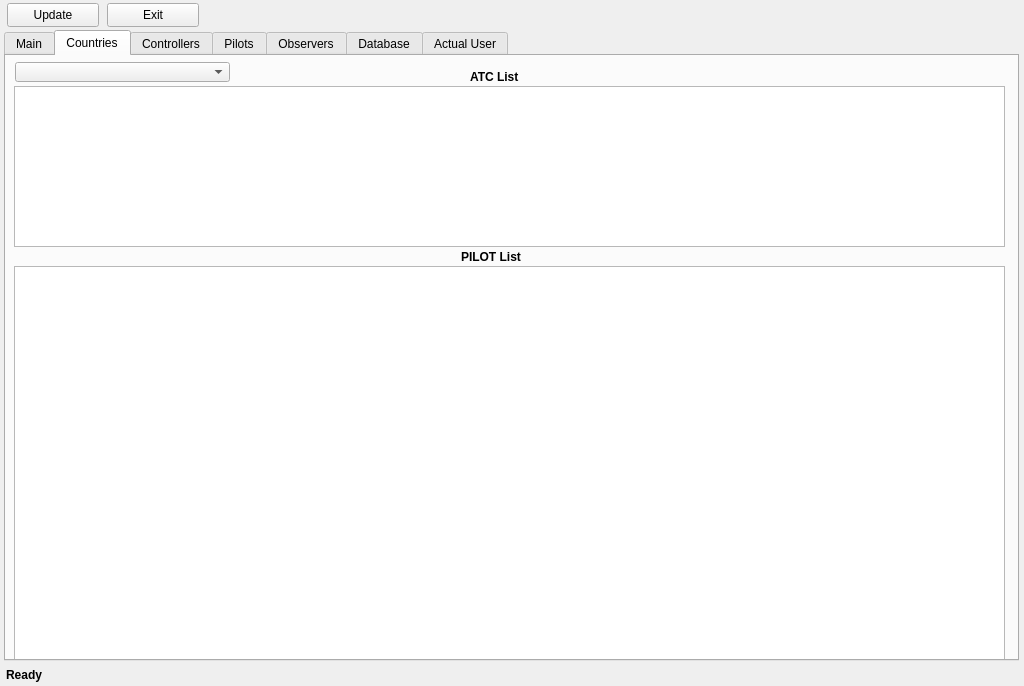
Above: QtUI/MainWindow_UI.ui from emper0r/IVAO-status before the change. Below: the same form after it.
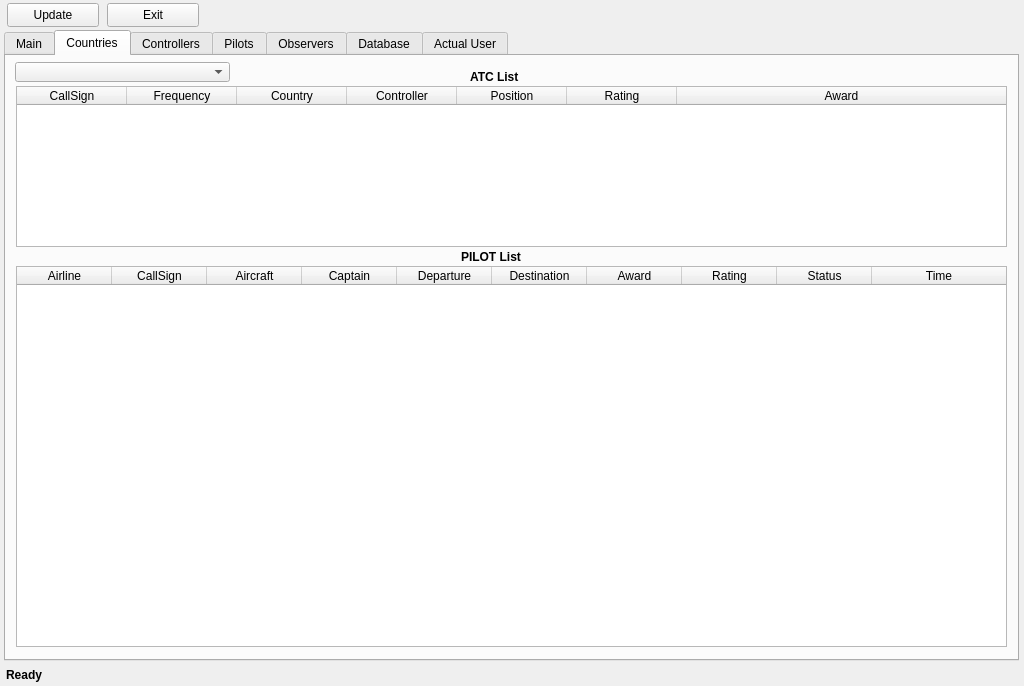
That is the form after the change. The open tabs and pages were chosen to show the change.

Commit message:
* Preparing UI Tab for search by countries
	+ Setting TabWidgetCountry for search
	+ Setting columns for new column 'award'
	+ Fixing size to not maximize apps

Diff of the .ui file:
```diff
--- a/QtUI/MainWindow_UI.ui
+++ b/QtUI/MainWindow_UI.ui
@@ -510,115 +510,6 @@
        <number>-1</number>
       </property>
      </widget>
-     <widget class="QTableWidget" name="ATCtableWidget">
-      <property name="geometry">
-       <rect>
-        <x>8</x>
-        <y>30</y>
-        <width>991</width>
-        <height>161</height>
-       </rect>
-      </property>
-      <property name="cursor" stdset="0">
-       <cursorShape>PointingHandCursor</cursorShape>
-      </property>
-      <property name="autoFillBackground">
-       <bool>true</bool>
-      </property>
-      <property name="autoScrollMargin">
-       <number>16</number>
-      </property>
-      <property name="tabKeyNavigation">
-       <bool>false</bool>
-      </property>
-      <property name="showDropIndicator" stdset="0">
-       <bool>false</bool>
-      </property>
-      <property name="dragDropOverwriteMode">
-       <bool>false</bool>
-      </property>
-      <property name="alternatingRowColors">
-       <bool>true</bool>
-      </property>
-      <property name="selectionMode">
-       <enum>QAbstractItemView::NoSelection</enum>
-      </property>
-      <property name="selectionBehavior">
-       <enum>QAbstractItemView::SelectRows</enum>
-      </property>
-      <property name="showGrid">
-       <bool>true</bool>
-      </property>
-      <property name="gridStyle">
-       <enum>Qt::DotLine</enum>
-      </property>
-      <property name="sortingEnabled">
-       <bool>true</bool>
-      </property>
-      <property name="wordWrap">
-       <bool>false</bool>
-      </property>
-      <property name="rowCount">
-       <number>0</number>
-      </property>
-      <property name="columnCount">
-       <number>6</number>
-      </property>
-      <attribute name="horizontalHeaderVisible">
-       <bool>false</bool>
-      </attribute>
-      <attribute name="horizontalHeaderDefaultSectionSize">
-       <number>100</number>
-      </attribute>
-      <attribute name="horizontalHeaderMinimumSectionSize">
-       <number>100</number>
-      </attribute>
-      <attribute name="horizontalHeaderShowSortIndicator" stdset="0">
-       <bool>true</bool>
-      </attribute>
-      <attribute name="horizontalHeaderStretchLastSection">
-       <bool>true</bool>
-      </attribute>
-      <attribute name="verticalHeaderDefaultSectionSize">
-       <number>20</number>
-      </attribute>
-      <attribute name="verticalHeaderMinimumSectionSize">
-       <number>20</number>
-      </attribute>
-      <attribute name="verticalHeaderShowSortIndicator" stdset="0">
-       <bool>true</bool>
-      </attribute>
-      <column>
-       <property name="text">
-        <string>VID</string>
-       </property>
-      </column>
-      <column>
-       <property name="text">
-        <string>Country</string>
-       </property>
-      </column>
-      <column>
-       <property name="text">
-        <string>Facility</string>
-       </property>
-      </column>
-      <column>
-       <property name="text">
-        <string>Frequency</string>
-       </property>
-      </column>
-      <column>
-       <property name="text">
-        <string>Category</string>
-       </property>
-      </column>
-      <column>
-       <property name="text">
-        <string>Controller</string>
-       </property>
-      </column>
-     </widget>
      <widget class="QLabel" name="atc_label">
       <property name="geometry">
        <rect>
@@ -663,127 +554,6 @@
        <string>PILOT List</string>
       </property>
      </widget>
-     <widget class="QTableWidget" name="PilottableWidget">
-      <property name="geometry">
-       <rect>
-        <x>8</x>
-        <y>210</y>
-        <width>991</width>
-        <height>401</height>
-       </rect>
-      </property>
-      <property name="cursor" stdset="0">
-       <cursorShape>PointingHandCursor</cursorShape>
-      </property>
-      <property name="autoFillBackground">
-       <bool>true</bool>
-      </property>
-      <property name="autoScrollMargin">
-       <number>16</number>
-      </property>
-      <property name="tabKeyNavigation">
-       <bool>false</bool>
-      </property>
-      <property name="showDropIndicator" stdset="0">
-       <bool>false</bool>
-      </property>
-      <property name="dragDropOverwriteMode">
-       <bool>false</bool>
-      </property>
-      <property name="alternatingRowColors">
-       <bool>true</bool>
-      </property>
-      <property name="selectionMode">
-       <enum>QAbstractItemView::NoSelection</enum>
-      </property>
-      <property name="selectionBehavior">
-       <enum>QAbstractItemView::SelectRows</enum>
-      </property>
-      <property name="showGrid">
-       <bool>true</bool>
-      </property>
-      <property name="gridStyle">
-       <enum>Qt::DotLine</enum>
-      </property>
-      <property name="wordWrap">
-       <bool>false</bool>
-      </property>
-      <property name="rowCount">
-       <number>0</number>
-      </property>
-      <property name="columnCount">
-       <number>9</number>
-      </property>
-      <attribute name="horizontalHeaderVisible">
-       <bool>false</bool>
-      </attribute>
-      <attribute name="horizontalHeaderDefaultSectionSize">
-       <number>109</number>
-      </attribute>
-      <attribute name="horizontalHeaderMinimumSectionSize">
-       <number>109</number>
-      </attribute>
-      <attribute name="horizontalHeaderShowSortIndicator" stdset="0">
-       <bool>false</bool>
-      </attribute>
-      <attribute name="horizontalHeaderStretchLastSection">
-       <bool>true</bool>
-      </attribute>
-      <attribute name="verticalHeaderDefaultSectionSize">
-       <number>20</number>
-      </attribute>
-      <attribute name="verticalHeaderMinimumSectionSize">
-       <number>20</number>
-      </attribute>
-      <attribute name="verticalHeaderShowSortIndicator" stdset="0">
-       <bool>true</bool>
-      </attribute>
-      <column>
-       <property name="text">
-        <string>VID</string>
-       </property>
-      </column>
-      <column>
-       <property name="text">
-        <string>Country</string>
-       </property>
-      </column>
-      <column>
-       <property name="text">
-        <string>Captain</string>
-       </property>
-      </column>
-      <column>
-       <property name="text">
-        <string>Aircraft</string>
-       </property>
-      </column>
-      <column>
-       <property name="text">
-        <string>Rating</string>
-       </property>
-      </column>
-      <column>
-       <property name="text">
-        <string>Departure</string>
-       </property>
-      </column>
-      <column>
-       <property name="text">
-        <string>Destination</string>
-       </property>
-      </column>
-      <column>
-       <property name="text">
-        <string>Status</string>
-       </property>
-      </column>
-      <column>
-       <property name="text">
-        <string>Time</string>
-       </property>
-      </column>
-     </widget>
      <widget class="QLabel" name="flagIcon">
       <property name="geometry">
        <rect>
@@ -800,6 +570,222 @@
        <string/>
       </property>
      </widget>
+     <widget class="QTableWidget" name="ATCtableWidget">
+      <property name="geometry">
+       <rect>
+        <x>10</x>
+        <y>30</y>
+        <width>991</width>
+        <height>161</height>
+       </rect>
+      </property>
+      <property name="cursor" stdset="0">
+       <cursorShape>PointingHandCursor</cursorShape>
+      </property>
+      <property name="autoFillBackground">
+       <bool>true</bool>
+      </property>
+      <property name="tabKeyNavigation">
+       <bool>false</bool>
+      </property>
+      <property name="showDropIndicator" stdset="0">
+       <bool>false</bool>
+      </property>
+      <property name="dragDropOverwriteMode">
+       <bool>false</bool>
+      </property>
+      <property name="alternatingRowColors">
+       <bool>true</bool>
+      </property>
+      <property name="selectionMode">
+       <enum>QAbstractItemView::NoSelection</enum>
+      </property>
+      <property name="selectionBehavior">
+       <enum>QAbstractItemView::SelectRows</enum>
+      </property>
+      <property name="gridStyle">
+       <enum>Qt::DotLine</enum>
+      </property>
+      <property name="sortingEnabled">
+       <bool>true</bool>
+      </property>
+      <property name="wordWrap">
+       <bool>false</bool>
+      </property>
+      <attribute name="horizontalHeaderDefaultSectionSize">
+       <number>110</number>
+      </attribute>
+      <attribute name="horizontalHeaderHighlightSections">
+       <bool>true</bool>
+      </attribute>
+      <attribute name="horizontalHeaderMinimumSectionSize">
+       <number>110</number>
+      </attribute>
+      <attribute name="horizontalHeaderShowSortIndicator" stdset="0">
+       <bool>false</bool>
+      </attribute>
+      <attribute name="horizontalHeaderStretchLastSection">
+       <bool>true</bool>
+      </attribute>
+      <attribute name="verticalHeaderDefaultSectionSize">
+       <number>20</number>
+      </attribute>
+      <attribute name="verticalHeaderMinimumSectionSize">
+       <number>20</number>
+      </attribute>
+      <column>
+       <property name="text">
+        <string>CallSign</string>
+       </property>
+      </column>
+      <column>
+       <property name="text">
+        <string>Frequency</string>
+       </property>
+      </column>
+      <column>
+       <property name="text">
+        <string>Country</string>
+       </property>
+      </column>
+      <column>
+       <property name="text">
+        <string>Controller</string>
+       </property>
+      </column>
+      <column>
+       <property name="text">
+        <string>Position</string>
+       </property>
+      </column>
+      <column>
+       <property name="text">
+        <string>Rating</string>
+       </property>
+      </column>
+      <column>
+       <property name="text">
+        <string>Award</string>
+       </property>
+      </column>
+     </widget>
+     <widget class="QTableWidget" name="PilottableWidget">
+      <property name="geometry">
+       <rect>
+        <x>10</x>
+        <y>210</y>
+        <width>991</width>
+        <height>381</height>
+       </rect>
+      </property>
+      <property name="cursor" stdset="0">
+       <cursorShape>PointingHandCursor</cursorShape>
+      </property>
+      <property name="autoFillBackground">
+       <bool>true</bool>
+      </property>
+      <property name="tabKeyNavigation">
+       <bool>false</bool>
+      </property>
+      <property name="showDropIndicator" stdset="0">
+       <bool>false</bool>
+      </property>
+      <property name="dragDropOverwriteMode">
+       <bool>false</bool>
+      </property>
+      <property name="alternatingRowColors">
+       <bool>true</bool>
+      </property>
+      <property name="selectionMode">
+       <enum>QAbstractItemView::NoSelection</enum>
+      </property>
+      <property name="selectionBehavior">
+       <enum>QAbstractItemView::SelectRows</enum>
+      </property>
+      <property name="textElideMode">
+       <enum>Qt::ElideMiddle</enum>
+      </property>
+      <property name="gridStyle">
+       <enum>Qt::DotLine</enum>
+      </property>
+      <property name="sortingEnabled">
+       <bool>true</bool>
+      </property>
+      <property name="wordWrap">
+       <bool>false</bool>
+      </property>
+      <attribute name="horizontalHeaderDefaultSectionSize">
+       <number>95</number>
+      </attribute>
+      <attribute name="horizontalHeaderHighlightSections">
+       <bool>true</bool>
+      </attribute>
+      <attribute name="horizontalHeaderMinimumSectionSize">
+       <number>95</number>
+      </attribute>
+      <attribute name="horizontalHeaderShowSortIndicator" stdset="0">
+       <bool>true</bool>
+      </attribute>
+      <attribute name="horizontalHeaderStretchLastSection">
+       <bool>true</bool>
+      </attribute>
+      <attribute name="verticalHeaderDefaultSectionSize">
+       <number>20</number>
+      </attribute>
+      <attribute name="verticalHeaderMinimumSectionSize">
+       <number>20</number>
+      </attribute>
+      <column>
+       <property name="text">
+        <string>Airline</string>
+       </property>
+      </column>
+      <column>
+       <property name="text">
+        <string>CallSign</string>
+       </property>
+      </column>
+      <column>
+       <property name="text">
+        <string>Aircraft</string>
+       </property>
+      </column>
+      <column>
+       <property name="text">
+        <string>Captain</string>
+       </property>
+      </column>
+      <column>
+       <property name="text">
+        <string>Departure</string>
+       </property>
+      </column>
+      <column>
+       <property name="text">
+        <string>Destination</string>
+       </property>
+      </column>
+      <column>
+       <property name="text">
+        <string>Award</string>
+       </property>
+      </column>
+      <column>
+       <property name="text">
+        <string>Rating</string>
+       </property>
+      </column>
+      <column>
+       <property name="text">
+        <string>Status</string>
+       </property>
+      </column>
+      <column>
+       <property name="text">
+        <string>Time</string>
+       </property>
+      </column>
+     </widget>
     </widget>
     <widget class="QWidget" name="controllers">
      <attribute name="title">
```
Left out of the diff: 19 changed lines with no effect on the pictures. The commit also changes 2 other files.
